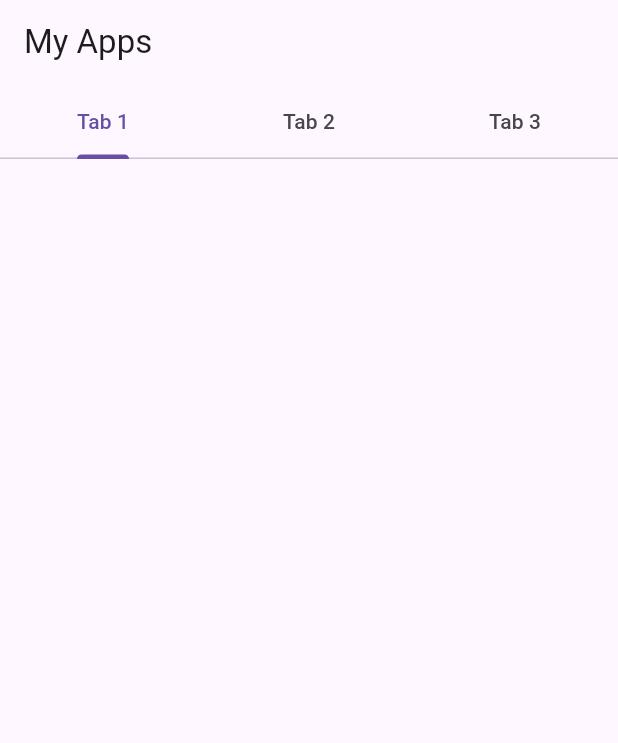
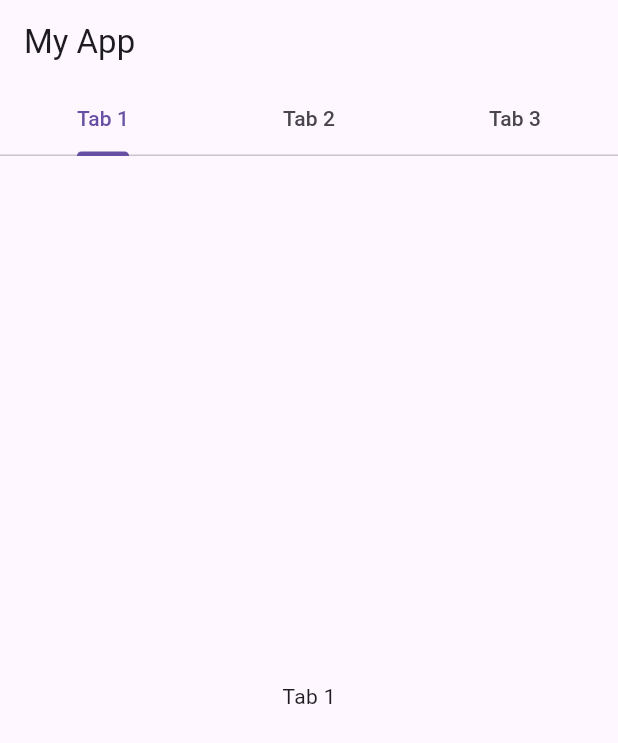
Before and after one commit to Melidasari/Pemograman_Flutter, a Flutter app: the screen it shows after launch, on a phone screen of 412 x 824 dp. Shown: the top 743 px of the screen. Run offline on Flutter 3.47's test engine with Material 3 defaults, Android fonts, the phone set to English and light mode, and no system bars; our stand-ins replace faker.

Commit message:
Upload FLUTTER 15 TabBar Widget

```diff
--- a/tabbar_widget/lib/main.dart
+++ b/tabbar_widget/lib/main.dart
@@ -5,18 +5,15 @@ void main() {
 }
 
 class MyApp extends StatelessWidget {
-  //DefaultTabController myController = DefaultTabController(length: 3, child: null)
   @override
   Widget build(BuildContext context) {
     return MaterialApp(
-      home: Scaffold(
+      home: DefaultTabController(
+        length: 3,
+        child: Scaffold(
           appBar: AppBar(
-          title: Text("My Apps"),
-          bottom: PreferredSize(
-            preferredSize: Size.fromHeight(50),
-            child: DefaultTabController(
-              length: 3,
-              child: TabBar(
+            title: Text("My App"),
+            bottom: TabBar(
               tabs: [
                 Tab(
                   text: "Tab 1",
@@ -28,9 +25,20 @@ class MyApp extends StatelessWidget {
                   text: "Tab 3",
                 ),
               ],
-                //preferredSize: Size.fromHeight(200), child: Text("Bottom")
             ),
           ),
+          body: TabBarView(
+            children: [
+              Center(
+                child: Text("Tab 1"),
+              ),
+              Center(
+                child: Text("Tab 2"),
+              ),
+              Center(
+                child: Text("Tab 3"),
+              ),
+            ],
           ),
         ),
       ),
```
Lines whose indentation alone changed are shown as unchanged.
